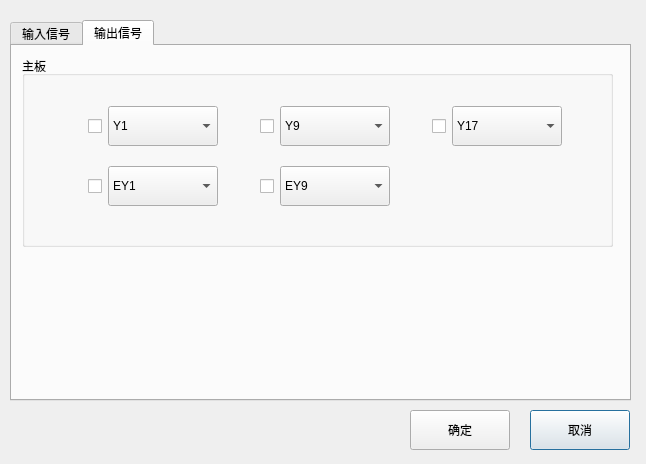
First picture: the form in dialogs/sigdefinedialog.ui, repository Jade-yun/MachineTool, before the edit.
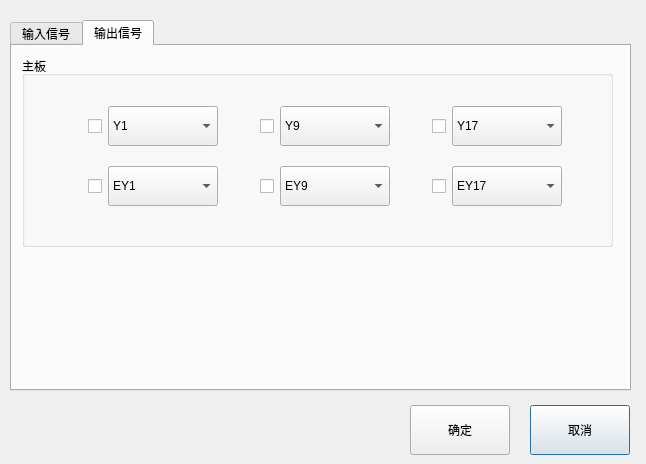
Second picture: the form after the edit. The open tabs and pages were chosen to show the change.

```diff
--- a/dialogs/sigdefinedialog.ui
+++ b/dialogs/sigdefinedialog.ui
@@ -17,9 +17,9 @@
    <property name="geometry">
     <rect>
      <x>530</x>
-     <y>410</y>
+     <y>405</y>
      <width>100</width>
-     <height>40</height>
+     <height>50</height>
     </rect>
    </property>
    <property name="text">
@@ -30,9 +30,9 @@
    <property name="geometry">
     <rect>
      <x>410</x>
-     <y>410</y>
+     <y>405</y>
      <width>100</width>
-     <height>40</height>
+     <height>50</height>
     </rect>
    </property>
    <property name="text">
@@ -45,7 +45,7 @@
      <x>10</x>
      <y>20</y>
      <width>621</width>
-     <height>381</height>
+     <height>371</height>
     </rect>
    </property>
    <property name="currentIndex">
@@ -1023,6 +1023,67 @@
          </item>
         </widget>
        </item>
+       <item row="1" column="4">
+        <widget class="QCheckBox" name="chboxMainBoardOutExtend2">
+         <property name="minimumSize">
+          <size>
+           <width>50</width>
+           <height>40</height>
+          </size>
+         </property>
+         <property name="maximumSize">
+          <size>
+           <width>50</width>
+           <height>40</height>
+          </size>
+         </property>
+         <property name="layoutDirection">
+          <enum>Qt::RightToLeft</enum>
+         </property>
+         <property name="text">
+          <string/>
+         </property>
+         <property name="autoExclusive">
+          <bool>true</bool>
+         </property>
+        </widget>
+       </item>
+       <item row="1" column="5">
+        <widget class="QComboBox" name="coboxMainBoardOutExtend2">
+         <property name="minimumSize">
+          <size>
+           <width>110</width>
+           <height>40</height>
+          </size>
+         </property>
+         <property name="maximumSize">
+          <size>
+           <width>110</width>
+           <height>40</height>
+          </size>
+         </property>
+         <item>
+          <property name="text">
+           <string>EY17</string>
+          </property>
+         </item>
+         <item>
+          <property name="text">
+           <string>EY18</string>
+          </property>
+         </item>
+         <item>
+          <property name="text">
+           <string>EY19</string>
+          </property>
+         </item>
+         <item>
+          <property name="text">
+           <string>EY20</string>
+          </property>
+         </item>
+        </widget>
+       </item>
       </layout>
      </widget>
     </widget>
```
Left out of the diff: 2 changed lines with no effect on the pictures.
